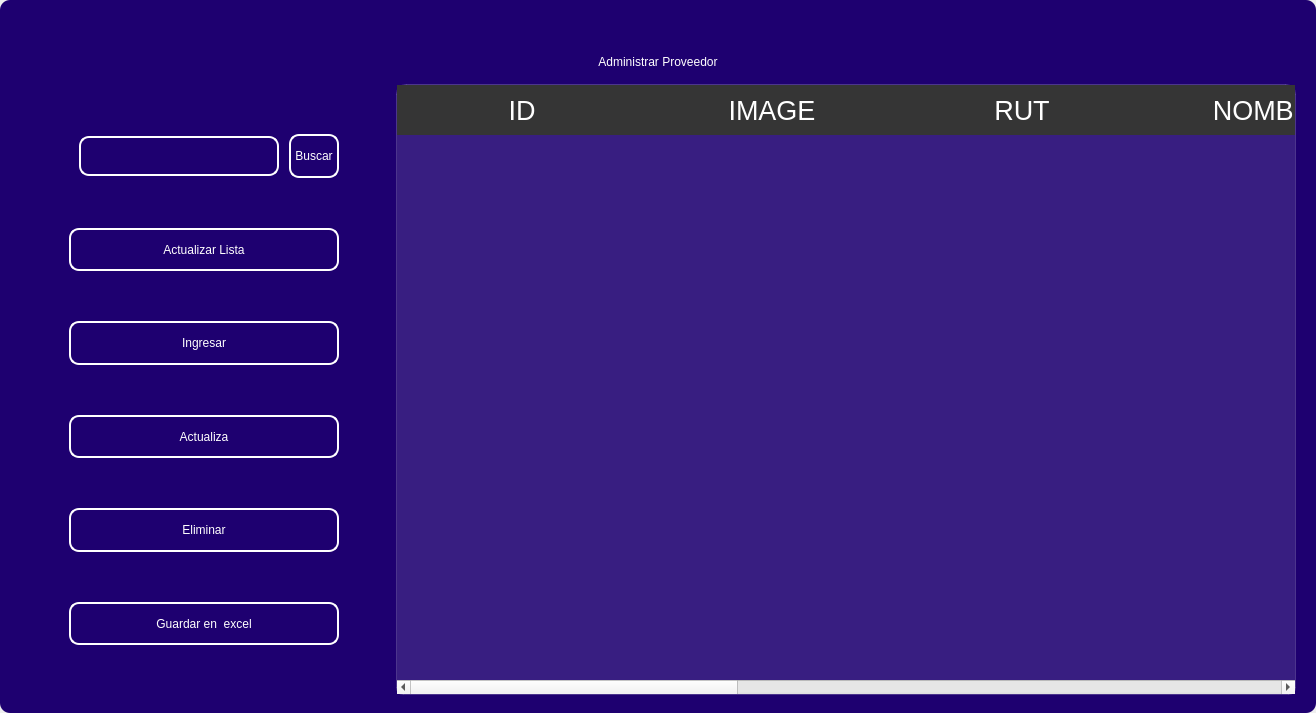
First picture: the form in design/standar/mainprovider0.ui, repository codemiguel-dev/ERP-EmprendeSoft-Desktop, before the edit.
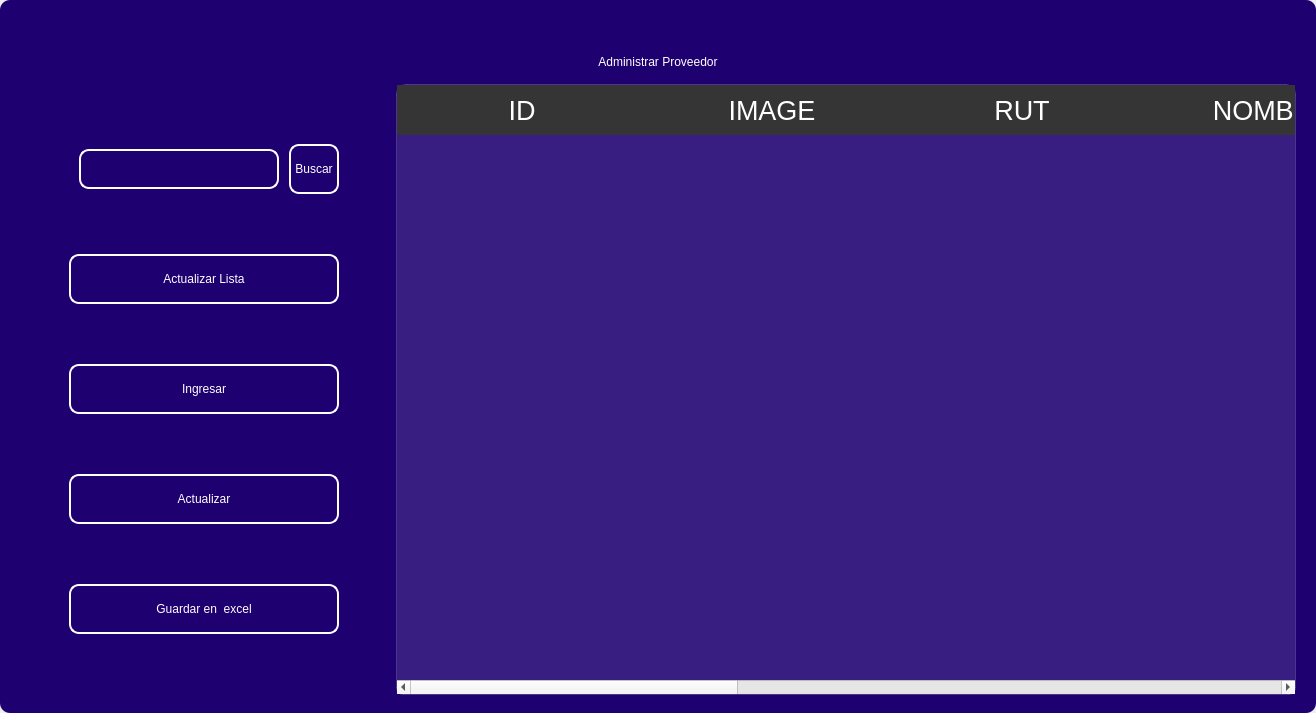
Second picture: the form after the edit. Icons and pictures are not drawn.

What changed in the file:
```diff
--- a/design/standar/mainprovider0.ui
+++ b/design/standar/mainprovider0.ui
@@ -630,51 +630,7 @@
 }</string>
               </property>
               <property name="text">
-               <string>Actualiza</string>
-              </property>
-              <property name="iconSize">
-               <size>
-                <width>35</width>
-                <height>35</height>
-               </size>
-              </property>
-             </widget>
-            </item>
-            <item>
-             <widget class="QPushButton" name="btn_delete">
-              <property name="minimumSize">
-               <size>
-                <width>0</width>
-                <height>40</height>
-               </size>
-              </property>
-              <property name="maximumSize">
-               <size>
-                <width>300</width>
-                <height>50</height>
-               </size>
-              </property>
-              <property name="cursor">
-               <cursorShape>PointingHandCursor</cursorShape>
-              </property>
-              <property name="styleSheet">
-               <string notr="true">QPushButton{
-border-radius:10px; 
-font: 12pt &quot;Arial&quot;;
-color: rgb(255, 255, 254);
-border: 2px solid #ffffff;
-}
-
-QPushButton:hover{
-border-radius:10px; 
-font: 12pt &quot;Arial&quot;;
-color: rgb(255, 255, 255);
-border: 2px solid rgb(120, 0, 171);
-	background-color: rgb(120, 0, 171);
-}</string>
-              </property>
-              <property name="text">
-               <string>Eliminar</string>
+               <string>Actualizar</string>
               </property>
               <property name="iconSize">
                <size>
```
